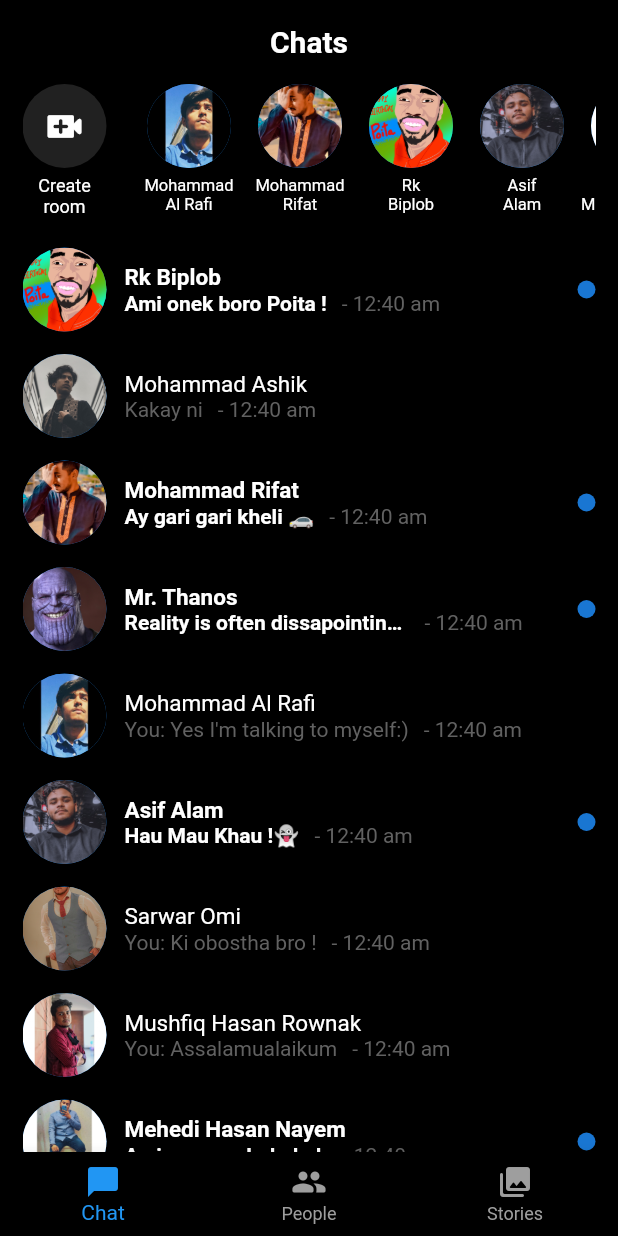
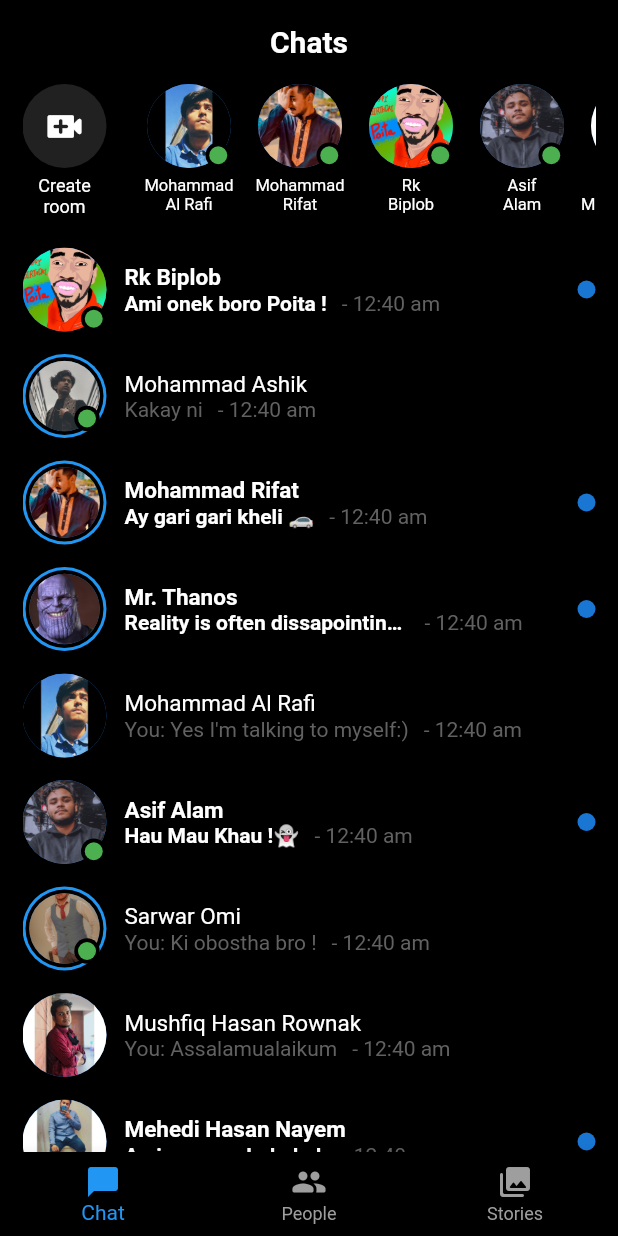
Before and after one commit to al-rafi304/messenger_UI_clone, a Flutter app: the screen it shows after launch, on a phone screen of 412 x 824 dp. Run offline on Flutter 3.47's test engine with Material 2 defaults, Android fonts, the phone set to English and light mode, and no system bars; missing offline and left inert: dart:ffi.

Commit message:
Updated every profile picture with AvatarBubble widget
Issue: proportion of active status circle is not right

```diff
--- a/lib/AvatarBubble.dart
+++ b/lib/AvatarBubble.dart
@@ -27,10 +27,10 @@ class AvatarBubble extends StatelessWidget {
               alignment: Alignment.bottomRight,
               child: CircleAvatar(          // Active Black Border
                 backgroundColor: Colors.black,
-                radius: 8.5,
+                radius: 8.5, //8.5  radius * (39/56)
                 child: CircleAvatar(        // Active Green fill
                   backgroundColor: Colors.green,
-                  radius: 6,
+                  radius: 6,   //6   radius * (11/14)
                 ),
               ),
             )
--- a/lib/ChatItem.dart
+++ b/lib/ChatItem.dart
@@ -1,13 +1,15 @@
 import 'package:flutter/material.dart';
-
+import 'package:messenger_ui/AvatarBubble.dart';
 
 class ChatItem extends StatefulWidget {
   final String picPath;
   final String name;
   final String messege;
+  final bool hasStory;
+  final bool isActive;
   bool isRead;
 
-  ChatItem({this.picPath, this.name, this.messege, this.isRead});
+  ChatItem({this.picPath, this.name, this.messege, this.isRead, this.isActive = false, this.hasStory = false});
 
   @override
   _ChatItemState createState() => _ChatItemState();
@@ -27,10 +29,7 @@ class _ChatItemState extends State<ChatItem> {
 
         child: Row(
           children: [
-            CircleAvatar(
-              backgroundImage: AssetImage(widget.picPath),
-              radius: 28,
-            ),
+            AvatarBubble(picPath: widget.picPath, radius: 28, hasStory: widget.hasStory, isActive: widget.isActive),
             Padding(
               padding: const EdgeInsets.fromLTRB(12, 0, 0, 0),
               child: Column(
--- a/lib/QuickAccess.dart
+++ b/lib/QuickAccess.dart
@@ -1,4 +1,5 @@
 import 'package:flutter/material.dart';
+import 'package:messenger_ui/AvatarBubble.dart';
 
 class QuickAccess extends StatelessWidget {
   @override
@@ -36,47 +37,47 @@ class QuickAccess extends StatelessWidget {
             ],
           ),
           SizedBox(width: 18,),
-          NameBubble(
+          QuickAccessItem(
             fName: "Mohammad",
             lName: "Al Rafi",
             picPath: "assets/01.jpg",
           ),
-          NameBubble(
+          QuickAccessItem(
             fName: "Mohammad",
             lName: "Rifat",
             picPath: "assets/04.jpg",
           ),
-          NameBubble(
+          QuickAccessItem(
             fName: "Rk",
             lName: "Biplob",
             picPath: "assets/03.jpg",
           ),
-          NameBubble(
+          QuickAccessItem(
             fName: "Asif",
             lName: "Alam",
             picPath: "assets/07.jpg",
           ),
-          NameBubble(
+          QuickAccessItem(
             fName: "Sheikh",
             lName: "Mohammad Tanveer",
             picPath: "assets/11.jpg",
           ),
-          NameBubble(
+          QuickAccessItem(
             fName: "Fahim AzomRohan",
             lName: "Rohan",
             picPath: "assets/09.jpg",
           ),
-          NameBubble(
+          QuickAccessItem(
             fName: "Mehedi Hasan",
             lName: "Nayeem",
             picPath: "assets/10.jpg",
           ),
-          NameBubble(
+          QuickAccessItem(
             fName: "Mr.",
             lName: "Thanos",
             picPath: "assets/06.jpg",
           ),
-          NameBubble(
+          QuickAccessItem(
             fName: "Sarowar",
             lName: "Omi",
             picPath: "assets/08.jpg",
@@ -88,12 +89,14 @@ class QuickAccess extends StatelessWidget {
   }
 }
 
-class NameBubble extends StatelessWidget {
+class QuickAccessItem extends StatelessWidget {
   final String picPath;
   final String fName;
   final String lName;
+  final bool isActive;
+  final bool hasStory;
 
-  NameBubble({this.picPath, this.fName, this.lName});
+  QuickAccessItem({this.picPath, this.fName, this.lName, this.isActive = false, this.hasStory = false});
 
   @override
   Widget build(BuildContext context) {
@@ -102,10 +105,7 @@ class NameBubble extends StatelessWidget {
       child: Column(
         mainAxisAlignment: MainAxisAlignment.start,
         children: [
-          CircleAvatar(
-            backgroundImage: AssetImage(picPath),
-            radius: 28,
-          ),
+          AvatarBubble(picPath: picPath, radius: 28, isActive: true),
           SizedBox(height: 5),
           Text(
             fName,
--- a/lib/pages/home.dart
+++ b/lib/pages/home.dart
@@ -32,7 +32,9 @@ class Home extends StatelessWidget {
                   picPath: "assets/03.jpg",
                   name: "Rk Biplob",
                   messege: "Ami onek boro Poita !",
-                  isRead: false),
+                  isRead: false,
+                  isActive: true,
+                  ),
               SizedBox(
                 height: 15,
               ),
@@ -40,7 +42,10 @@ class Home extends StatelessWidget {
                   picPath: "assets/05.jpg",
                   name: "Mohammad Ashik",
                   messege: "Kakay ni",
-                  isRead: true),
+                  isRead: true,
+                  hasStory: true,
+                  isActive: true,
+                  ),
               SizedBox(
                 height: 15,
               ),
@@ -48,7 +53,9 @@ class Home extends StatelessWidget {
                   picPath: "assets/04.jpg",
                   name: "Mohammad Rifat",
                   messege: "Ay gari gari kheli 🚗",
-                  isRead: false),
+                  isRead: false,
+                  hasStory: true,
+                  ),
               SizedBox(
                 height: 15,
               ),
@@ -56,7 +63,9 @@ class Home extends StatelessWidget {
                   picPath: "assets/06.jpg",
                   name: "Mr. Thanos",
                   messege: "Reality is often dissapointing 😔",
-                  isRead: false),
+                  isRead: false,
+                  hasStory: true,
+                  ),
               SizedBox(
                 height: 15,
               ),
@@ -72,7 +81,9 @@ class Home extends StatelessWidget {
                   picPath: "assets/07.jpg",
                   name: "Asif Alam",
                   messege: "Hau Mau Khau !👻",
-                  isRead: false),
+                  isRead: false,
+                  isActive: true,
+                  ),
               SizedBox(
                 height: 15,
               ),
@@ -80,6 +91,8 @@ class Home extends StatelessWidget {
                   picPath: "assets/08.jpg",
                   name: "Sarwar Omi",
                   messege: "You: Ki obostha bro !",
+                  hasStory: true,
+                  isActive: true,
                   isRead: true),
               SizedBox(
                 height: 15,
@@ -96,6 +109,7 @@ class Home extends StatelessWidget {
                   picPath: "assets/10.jpg",
                   name: "Mehedi Hasan Nayem",
                   messege: "Ami nayeem huhahah",
+                  isActive: true,
                   isRead: false),
               SizedBox(
                 height: 15,
@@ -112,6 +126,8 @@ class Home extends StatelessWidget {
                   picPath: "assets/09.jpg",
                   name: "Fahim Azom Rohan",
                   messege: "Yo Yo kids !",
+                  hasStory: true,
+                  isActive: true,
                   isRead: false),
               SizedBox(
                 height: 15,
```
Also changed, not shown: lib/pages/people.dart (+15 -15 lines), lib/pages/stories.dart (+6 -9 lines).
